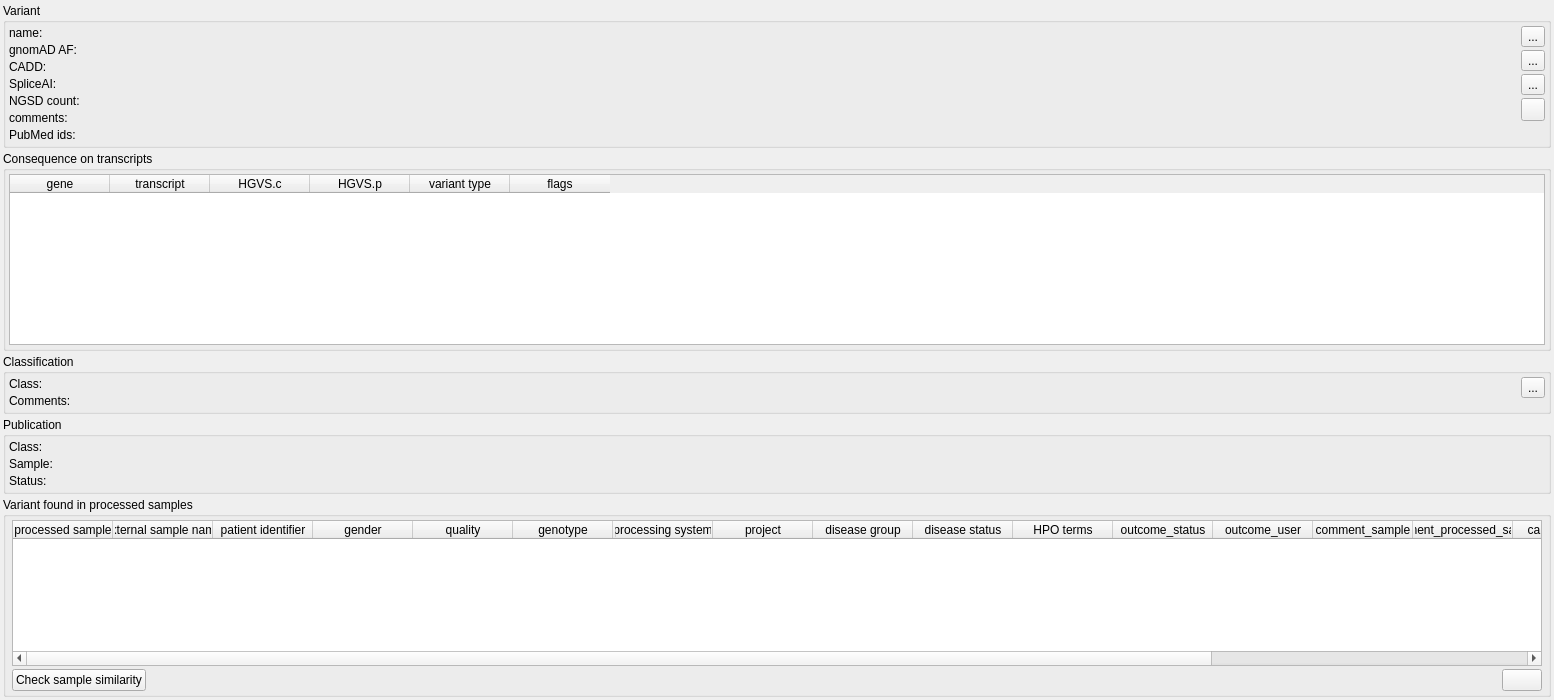
imgag/ngs-bits, file src/GSvar/VariantWidget.ui: the form before one commit.
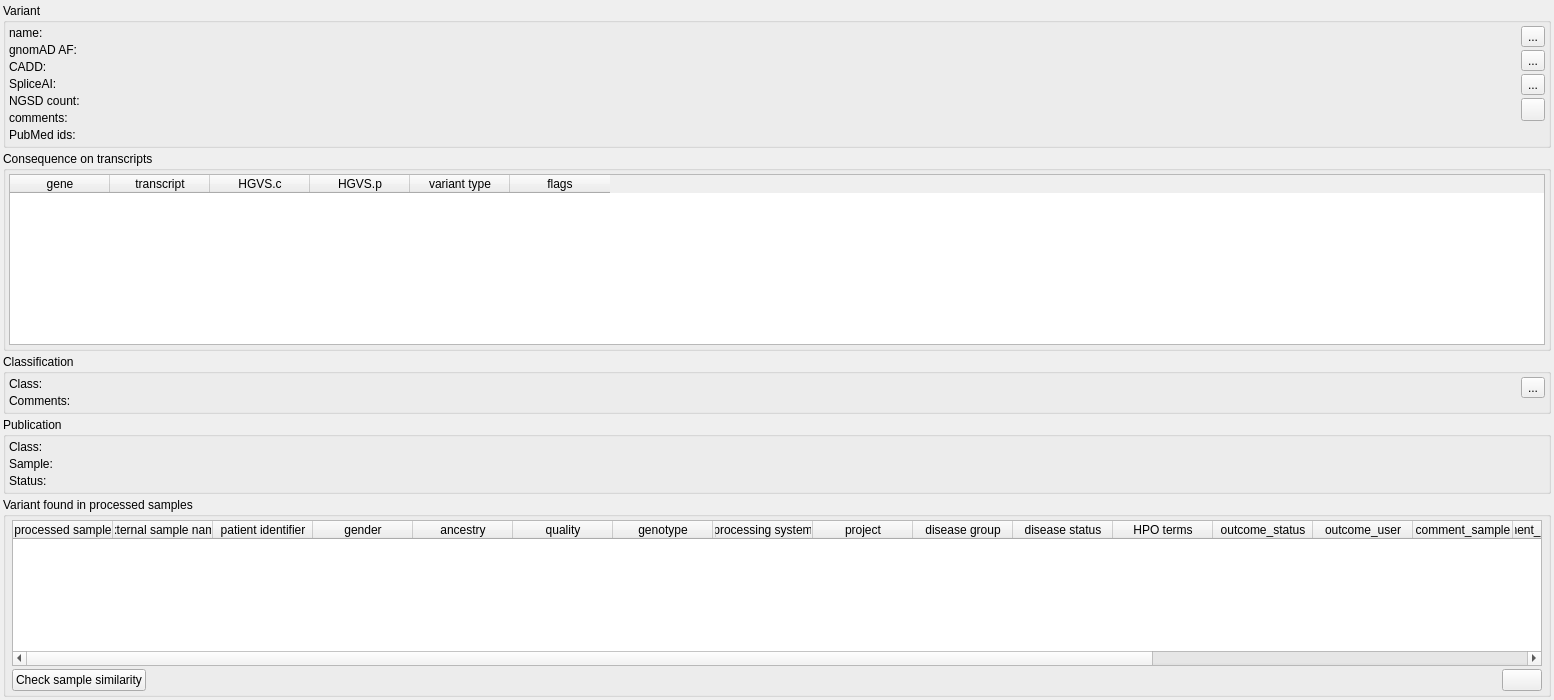
The form after the commit. Icons and pictures are not drawn.

Commit message: GSvar: added ancestry to sample overview in variant tab

```diff
--- a/src/GSvar/VariantWidget.ui
+++ b/src/GSvar/VariantWidget.ui
@@ -702,6 +702,11 @@
           <string>gender</string>
          </property>
         </column>
+        <column>
+         <property name="text">
+          <string>ancestry</string>
+         </property>
+        </column>
         <column>
          <property name="text">
           <string>quality</string>
```
The commit also changes 5 other files.
